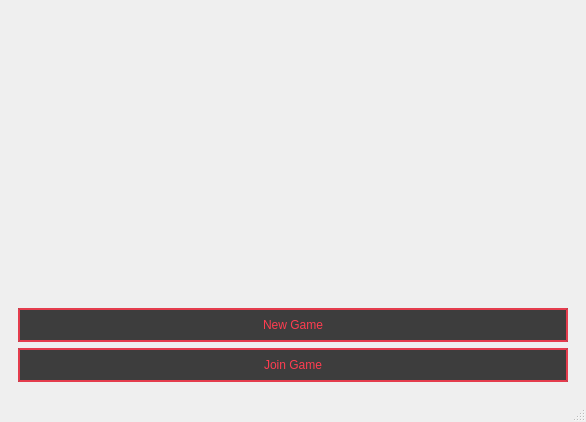
Above: client/lobby/lobby.ui from Manupenalva/need-for-speed-cpp before the change. Below: the same form after it.
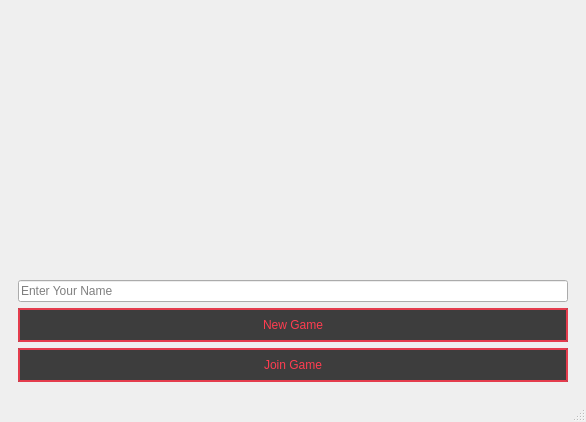
That is the form after the change. The open tabs and pages were chosen to show the change. Icons and pictures are not drawn.

Commit message: Agrego poner username en el lobby

Diff of the .ui file:
```diff
--- a/client/lobby/lobby.ui
+++ b/client/lobby/lobby.ui
@@ -62,6 +62,42 @@
           </property>
          </spacer>
         </item>
+        <item>
+         <widget class="QLineEdit" name="playerNameLineEdit">
+          <property name="styleSheet">
+           <string notr="true">    font: 600 14pt &quot;Ubuntu Sans&quot;;
+    color: white;
+    background-color: rgba(0, 0, 0, 190);
+    border: 2px solid rgba(255, 60, 80, 220);
+    border-radius: 18px;
+    padding: 6px 14px;
+    selection-background-color: rgb(255, 60, 80);
+    selection-color: black;
+
+
+QLineEdit#playerNameLineEdit:hover {
+    background-color: rgba(255, 60, 80, 40);
+    border: 2px solid rgb(255, 60, 80);
+}
+
+QLineEdit#playerNameLineEdit:focus {
+    background-color: rgba(255, 60, 80, 60);
+    border: 2px solid rgb(255, 60, 80);
+}
+
+placeholder {
+    color: rgba(255, 255, 255, 150);
+}
+</string>
+          </property>
+          <property name="text">
+           <string/>
+          </property>
+          <property name="placeholderText">
+           <string>Enter Your Name</string>
+          </property>
+         </widget>
+        </item>
         <item>
          <widget class="QPushButton" name="createGameButton">
           <property name="cursor">
```
Left out of the diff: 2 changed lines with no effect on the pictures. The commit also changes 2 other files.
